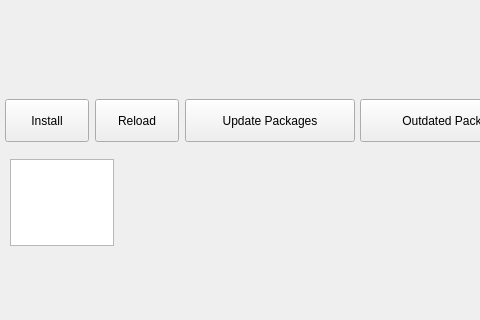
The window that untitled1/mainwindow.ui (voncloft/VPacman) describes before a commit, drawn with Qt 5; both pictures show x 0 to 480 and y 280 to 600 of the 800 by 600 pixel window.
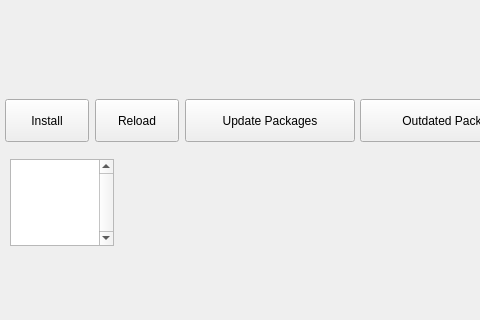
The same window after the commit.

Diff of the .ui file:
```diff
--- a/untitled1/mainwindow.ui
+++ b/untitled1/mainwindow.ui
@@ -46,6 +46,12 @@
       <height>87</height>
      </rect>
     </property>
+    <property name="verticalScrollBarPolicy">
+     <enum>Qt::ScrollBarAlwaysOn</enum>
+    </property>
+    <property name="readOnly">
+     <bool>true</bool>
+    </property>
    </widget>
    <widget class="QPushButton" name="pushButton_2">
     <property name="geometry">
```
